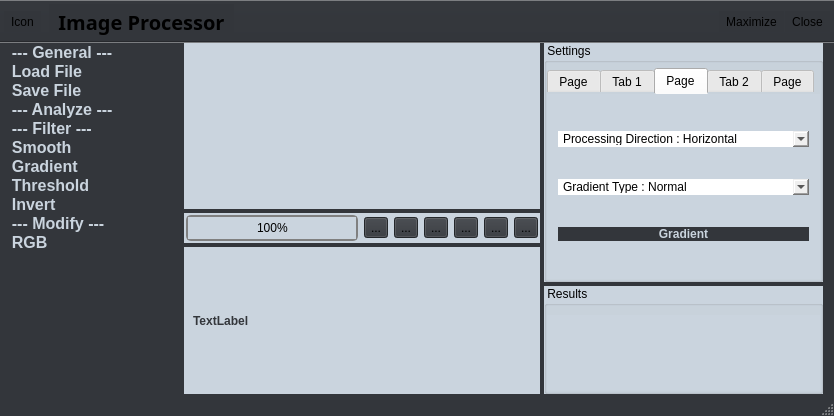
First picture: the form in ImageProcessor/mainwindow.ui, repository gitdev1234/ImageProcessor, before the edit.
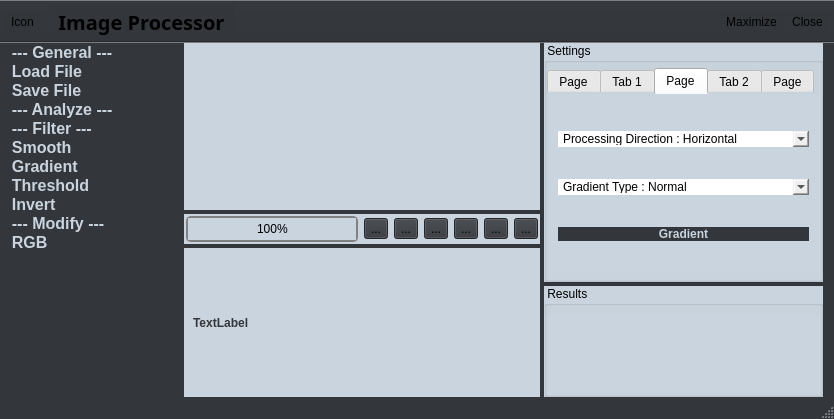
Second picture: the form after the edit. The open tabs and pages were chosen to show the change. Icons and pictures are not drawn.

```diff
--- a/ImageProcessor/mainwindow.ui
+++ b/ImageProcessor/mainwindow.ui
@@ -7,7 +7,7 @@
     <x>0</x>
     <y>0</y>
     <width>834</width>
-    <height>416</height>
+    <height>419</height>
    </rect>
   </property>
   <property name="windowTitle">
@@ -329,7 +329,7 @@
               <x>0</x>
               <y>0</y>
               <width>380</width>
-              <height>154</height>
+              <height>156</height>
              </rect>
             </property>
             <property name="styleSheet">
@@ -472,7 +472,7 @@
               <x>0</x>
               <y>0</y>
               <width>380</width>
-              <height>159</height>
+              <height>160</height>
              </rect>
             </property>
             <property name="styleSheet">
```
Left out of the diff: 2 changed lines with no effect on the pictures.
